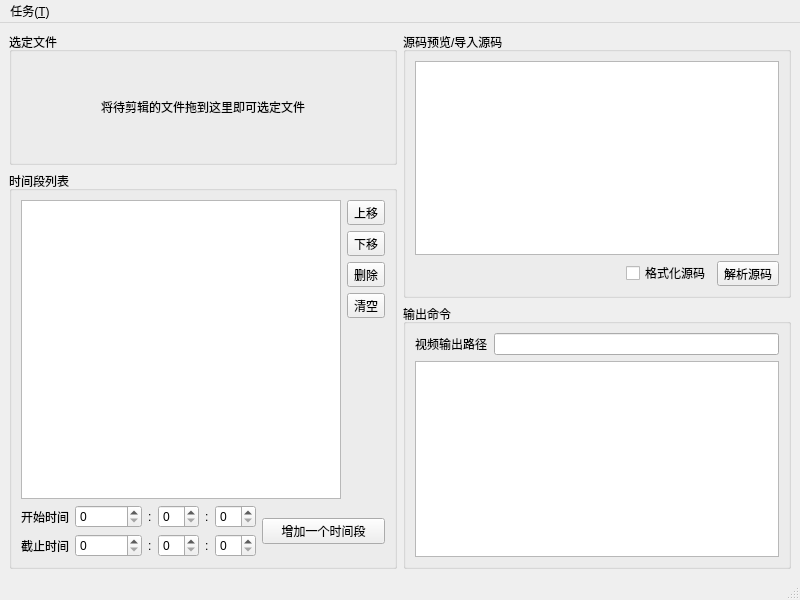
Old version of the form ui/layout/MainWindow.ui in the repository zhangzhilinx/video_cut_cmd_generator.
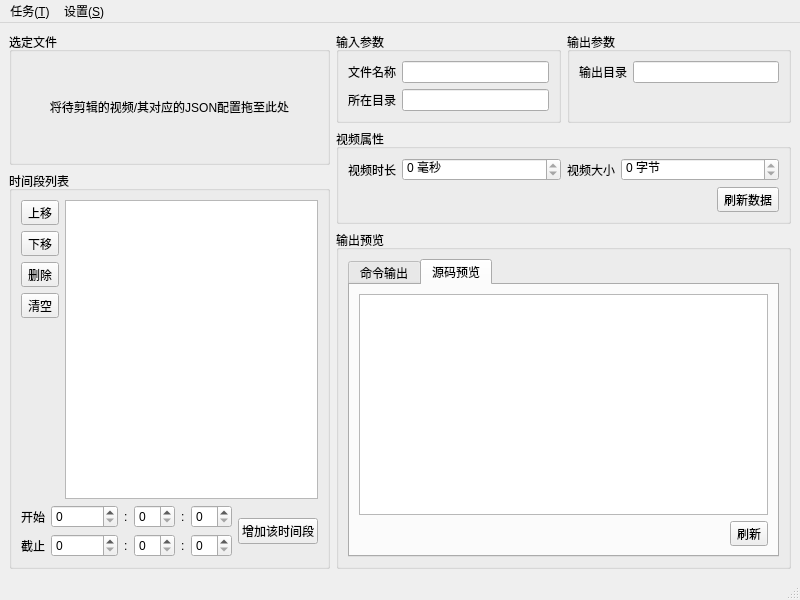
New version of the form. The open tabs and pages were chosen to show the change. Custom widgets are drawn as their Qt base class.

Patch:
```diff
--- a/ui/layout/MainWindow.ui
+++ b/ui/layout/MainWindow.ui
@@ -14,30 +14,34 @@
    <string>小工具-ffmpeg无损剪辑命令产生器</string>
   </property>
   <widget class="QWidget" name="centralwidget">
-   <layout class="QHBoxLayout" name="horizontalLayout_2" stretch="1,1">
+   <layout class="QHBoxLayout" name="horizontalLayout_5" stretch="1,2">
     <item>
-     <layout class="QVBoxLayout" name="vlayout_left" stretch="1,3">
+     <layout class="QVBoxLayout" name="verticalLayout_4" stretch="1,3">
       <item>
-       <widget class="QGroupBox" name="grp_file">
-        <property name="title">
-         <string>选定文件</string>
-        </property>
-        <layout class="QGridLayout" name="gridLayout">
-         <item row="0" column="0">
-          <widget class="FileDropLabel" name="lbl_file_drop">
-           <property name="acceptDrops">
-            <bool>true</bool>
-           </property>
-           <property name="text">
-            <string>将待剪辑的文件拖到这里即可选定文件</string>
-           </property>
-           <property name="alignment">
-            <set>Qt::AlignCenter</set>
-           </property>
-          </widget>
-         </item>
-        </layout>
-       </widget>
+       <layout class="QHBoxLayout" name="horizontalLayout_2">
+        <item>
+         <widget class="QGroupBox" name="grp_file">
+          <property name="title">
+           <string>选定文件</string>
+          </property>
+          <layout class="QGridLayout" name="gridLayout">
+           <item row="0" column="0">
+            <widget class="FileDropLabel" name="lbl_file_drop">
+             <property name="acceptDrops">
+              <bool>true</bool>
+             </property>
+             <property name="text">
+              <string>将待剪辑的视频/其对应的JSON配置拖至此处</string>
+             </property>
+             <property name="alignment">
+              <set>Qt::AlignCenter</set>
+             </property>
+            </widget>
+           </item>
+          </layout>
+         </widget>
+        </item>
+       </layout>
       </item>
       <item>
        <widget class="QGroupBox" name="grp_intervals">
@@ -46,54 +50,57 @@
         </property>
         <layout class="QVBoxLayout" name="verticalLayout">
          <item>
-          <layout class="QGridLayout" name="glayout_intervals">
-           <item row="4" column="1">
-            <spacer name="vs_intervals_buts">
-             <property name="orientation">
-              <enum>Qt::Vertical</enum>
-             </property>
-             <property name="sizeHint" stdset="0">
-              <size>
-               <width>20</width>
-               <height>40</height>
-              </size>
-             </property>
-            </spacer>
-           </item>
-           <item row="0" column="1">
+          <layout class="QGridLayout" name="gridLayout_2">
+           <item row="0" column="0">
             <widget class="QToolButton" name="tbtn_move_up">
              <property name="text">
               <string>上移</string>
              </property>
             </widget>
            </item>
-           <item row="2" column="1">
-            <widget class="QToolButton" name="tbtn_remove">
-             <property name="text">
-              <string>删除</string>
+           <item row="0" column="1" rowspan="5">
+            <widget class="QTableView" name="tabv_intervals">
+             <property name="selectionBehavior">
+              <enum>QAbstractItemView::SelectRows</enum>
              </property>
             </widget>
            </item>
-           <item row="1" column="1">
+           <item row="1" column="0">
             <widget class="QToolButton" name="tbtn_move_down">
              <property name="text">
               <string>下移</string>
              </property>
             </widget>
            </item>
-           <item row="3" column="1">
+           <item row="2" column="0">
+            <widget class="QToolButton" name="tbtn_remove">
+             <property name="text">
+              <string>删除</string>
+             </property>
+             <property name="shortcut">
+              <string>Del</string>
+             </property>
+            </widget>
+           </item>
+           <item row="3" column="0">
             <widget class="QToolButton" name="tbtn_clear">
              <property name="text">
               <string>清空</string>
              </property>
             </widget>
            </item>
-           <item row="0" column="0" rowspan="5">
-            <widget class="QTableView" name="tabv_intervals">
-             <property name="selectionBehavior">
-              <enum>QAbstractItemView::SelectRows</enum>
+           <item row="4" column="0">
+            <spacer name="vs_intervals_buts">
+             <property name="orientation">
+              <enum>Qt::Vertical</enum>
              </property>
-            </widget>
+             <property name="sizeHint" stdset="0">
+              <size>
+               <width>20</width>
+               <height>40</height>
+              </size>
+             </property>
+            </spacer>
            </item>
           </layout>
          </item>
@@ -104,7 +111,7 @@
              <item row="0" column="0">
               <widget class="QLabel" name="lbl_interval_begin">
                <property name="text">
-                <string>开始时间</string>
+                <string>开始</string>
                </property>
               </widget>
              </item>
@@ -150,7 +157,7 @@
              <item row="1" column="0">
               <widget class="QLabel" name="lbl_interval_end">
                <property name="text">
-                <string>截止时间</string>
+                <string>截止</string>
                </property>
               </widget>
              </item>
@@ -195,10 +202,23 @@
              </item>
             </layout>
            </item>
+           <item>
+            <spacer name="horizontalSpacer_4">
+             <property name="orientation">
+              <enum>Qt::Horizontal</enum>
+             </property>
+             <property name="sizeHint" stdset="0">
+              <size>
+               <width>40</width>
+               <height>20</height>
+              </size>
+             </property>
+            </spacer>
+           </item>
            <item>
             <widget class="QPushButton" name="pbtn_add_interval">
              <property name="text">
-              <string>增加一个时间段</string>
+              <string>增加该时间段</string>
              </property>
              <property name="shortcut">
               <string>Ctrl+Return</string>
@@ -213,75 +233,237 @@
      </layout>
     </item>
     <item>
-     <layout class="QVBoxLayout" name="vlayout_right">
+     <layout class="QVBoxLayout" name="verticalLayout_5">
       <item>
-       <widget class="QGroupBox" name="grp_source">
+       <layout class="QHBoxLayout" name="horizontalLayout">
+        <item>
+         <widget class="QGroupBox" name="groupBox">
+          <property name="title">
+           <string>输入参数</string>
+          </property>
+          <layout class="QFormLayout" name="formLayout_3">
+           <item row="0" column="0">
+            <widget class="QLabel" name="lbl_filename">
+             <property name="text">
+              <string>文件名称</string>
+             </property>
+            </widget>
+           </item>
+           <item row="0" column="1">
+            <widget class="QLineEdit" name="ledt_src_filename"/>
+           </item>
+           <item row="1" column="0">
+            <widget class="QLabel" name="lbl_src_dir">
+             <property name="text">
+              <string>所在目录</string>
+             </property>
+            </widget>
+           </item>
+           <item row="1" column="1">
+            <widget class="QLineEdit" name="ledt_src_path_dir"/>
+           </item>
+          </layout>
+         </widget>
+        </item>
+        <item>
+         <widget class="QGroupBox" name="grp_output">
+          <property name="title">
+           <string>输出参数</string>
+          </property>
+          <layout class="QFormLayout" name="formLayout_2">
+           <item row="0" column="0">
+            <widget class="QLabel" name="lbl_dst_dir">
+             <property name="text">
+              <string>输出目录</string>
+             </property>
+            </widget>
+           </item>
+           <item row="0" column="1">
+            <widget class="QLineEdit" name="ledt_dst_path_dir"/>
+           </item>
+          </layout>
+         </widget>
+        </item>
+       </layout>
+      </item>
+      <item>
+       <widget class="QGroupBox" name="grp_meta">
         <property name="title">
-         <string>源码预览/导入源码</string>
+         <string>视频属性</string>
         </property>
-        <layout class="QGridLayout" name="gridLayout_2">
-         <item row="1" column="0">
-          <spacer name="hs_parse_source">
-           <property name="orientation">
-            <enum>Qt::Horizontal</enum>
-           </property>
-           <property name="sizeHint" stdset="0">
-            <size>
-             <width>290</width>
-             <height>20</height>
-            </size>
-           </property>
-          </spacer>
+        <layout class="QVBoxLayout" name="verticalLayout_2">
+         <item>
+          <layout class="QHBoxLayout" name="horizontalLayout_6">
+           <item>
+            <layout class="QFormLayout" name="formLayout">
+             <item row="0" column="0">
+              <widget class="QLabel" name="lbl_src_duration">
+               <property name="text">
+                <string>视频时长</string>
+               </property>
+              </widget>
+             </item>
+             <item row="0" column="1">
+              <widget class="QSpinBox" name="spin_src_duration">
+               <property name="readOnly">
+                <bool>true</bool>
+               </property>
+               <property name="suffix">
+                <string> 毫秒</string>
+               </property>
+               <property name="maximum">
+                <number>999999999</number>
+               </property>
+              </widget>
+             </item>
+            </layout>
+           </item>
+           <item>
+            <layout class="QFormLayout" name="formLayout_4">
+             <item row="0" column="0">
+              <widget class="QLabel" name="lbl_src_size">
+               <property name="text">
+                <string>视频大小</string>
+               </property>
+              </widget>
+             </item>
+             <item row="0" column="1">
+              <widget class="QSpinBox" name="spin_src_size">
+               <property name="readOnly">
+                <bool>true</bool>
+               </property>
+               <property name="suffix">
+                <string> 字节</string>
+               </property>
+               <property name="maximum">
+                <number>999999999</number>
+               </property>
+              </widget>
+             </item>
+            </layout>
+           </item>
+          </layout>
          </item>
-         <item row="1" column="2">
-          <widget class="QToolButton" name="tbtn_parse_source">
-           <property name="text">
-            <string>解析源码</string>
-           </property>
-          </widget>
-         </item>
-         <item row="0" column="0" colspan="3">
-          <widget class="QTextEdit" name="txtedt_source">
-           <property name="lineWrapMode">
-            <enum>QTextEdit::NoWrap</enum>
-           </property>
-          </widget>
-         </item>
-         <item row="1" column="1">
-          <widget class="QCheckBox" name="chkbox_format_source">
-           <property name="text">
-            <string>格式化源码</string>
-           </property>
-          </widget>
+         <item>
+          <layout class="QHBoxLayout" name="horizontalLayout_3">
+           <item>
+            <spacer name="horizontalSpacer_2">
+             <property name="orientation">
+              <enum>Qt::Horizontal</enum>
+             </property>
+             <property name="sizeHint" stdset="0">
+              <size>
+               <width>40</width>
+               <height>20</height>
+              </size>
+             </property>
+            </spacer>
+           </item>
+           <item>
+            <widget class="QToolButton" name="tbtn_src_meta_refresh">
+             <property name="text">
+              <string>刷新数据</string>
+             </property>
+            </widget>
+           </item>
+          </layout>
          </item>
         </layout>
        </widget>
       </item>
       <item>
-       <widget class="QGroupBox" name="grp_output">
+       <widget class="QGroupBox" name="grp_view">
         <property name="title">
-         <string>输出命令</string>
+         <string>输出预览</string>
         </property>
         <layout class="QVBoxLayout" name="verticalLayout_3">
          <item>
-          <layout class="QHBoxLayout" name="horizontalLayout">
-           <item>
-            <widget class="QLabel" name="lbl_output_path">
-             <property name="text">
-              <string>视频输出路径</string>
-             </property>
-            </widget>
-           </item>
-           <item>
-            <widget class="QLineEdit" name="lineedt_output_path"/>
-           </item>
-          </layout>
-         </item>
-         <item>
-          <widget class="QTextBrowser" name="txtbrw_output">
-           <property name="lineWrapMode">
-            <enum>QTextEdit::NoWrap</enum>
+          <widget class="QTabWidget" name="tabw_view">
+           <property name="currentIndex">
+            <number>0</number>
            </property>
+           <widget class="QWidget" name="tab_commands">
+            <attribute name="title">
+             <string>命令输出</string>
+            </attribute>
+            <layout class="QVBoxLayout" name="verticalLayout_6">
+             <item>
+              <widget class="QTextBrowser" name="txtbrw_output">
+               <property name="lineWrapMode">
+                <enum>QTextEdit::NoWrap</enum>
+               </property>
+              </widget>
+             </item>
+             <item>
+              <layout class="QHBoxLayout" name="horizontalLayout_4">
+               <item>
+                <spacer name="horizontalSpacer">
+                 <property name="orientation">
+                  <enum>Qt::Horizontal</enum>
+                 </property>
+                 <property name="sizeHint" stdset="0">
+                  <size>
+                   <width>40</width>
+                   <height>20</height>
+                  </size>
+                 </property>
+                </spacer>
+               </item>
+               <item>
+                <widget class="QToolButton" name="tbtn_refresh_commands">
+                 <property name="text">
+                  <string>刷新</string>
+                 </property>
+                 <property name="shortcut">
+                  <string>Ctrl+R</string>
+                 </property>
+                </widget>
+               </item>
+              </layout>
+             </item>
+            </layout>
+           </widget>
+           <widget class="QWidget" name="tab_source">
+            <attribute name="title">
+             <string>源码预览</string>
+            </attribute>
+            <layout class="QVBoxLayout" name="verticalLayout_7">
+             <item>
+              <widget class="QTextBrowser" name="txtbrw_source">
+               <property name="lineWrapMode">
+                <enum>QTextEdit::NoWrap</enum>
+               </property>
+              </widget>
+             </item>
+             <item>
+              <layout class="QHBoxLayout" name="horizontalLayout_7">
+               <item>
+                <spacer name="horizontalSpacer_3">
+                 <property name="orientation">
+                  <enum>Qt::Horizontal</enum>
+                 </property>
+                 <property name="sizeHint" stdset="0">
+                  <size>
+                   <width>40</width>
+                   <height>20</height>
+                  </size>
+                 </property>
+                </spacer>
+               </item>
+               <item>
+                <widget class="QToolButton" name="tbtn_refresh_source">
+                 <property name="text">
+                  <string>刷新</string>
+                 </property>
+                 <property name="shortcut">
+                  <string>Ctrl+R</string>
+                 </property>
+                </widget>
+               </item>
+              </layout>
+             </item>
+            </layout>
+           </widget>
           </widget>
          </item>
         </layout>
@@ -304,9 +486,19 @@
     <property name="title">
      <string>任务(&amp;T)</string>
     </property>
-    <addaction name="act_new_task"/>
+    <addaction name="act_file_new"/>
+    <addaction name="act_file_open"/>
+    <addaction name="act_file_save"/>
+    <addaction name="act_file_save_as"/>
+   </widget>
+   <widget class="QMenu" name="menu_S">
+    <property name="title">
+     <string>设置(&amp;S)</string>
+    </property>
+    <addaction name="act_setting_format"/>
    </widget>
    <addaction name="menu_T"/>
+   <addaction name="menu_S"/>
   </widget>
   <widget class="QStatusBar" name="statusBar"/>
   <action name="act_new_task">
```
Left out of the diff: 87 changed lines with no effect on the pictures.
